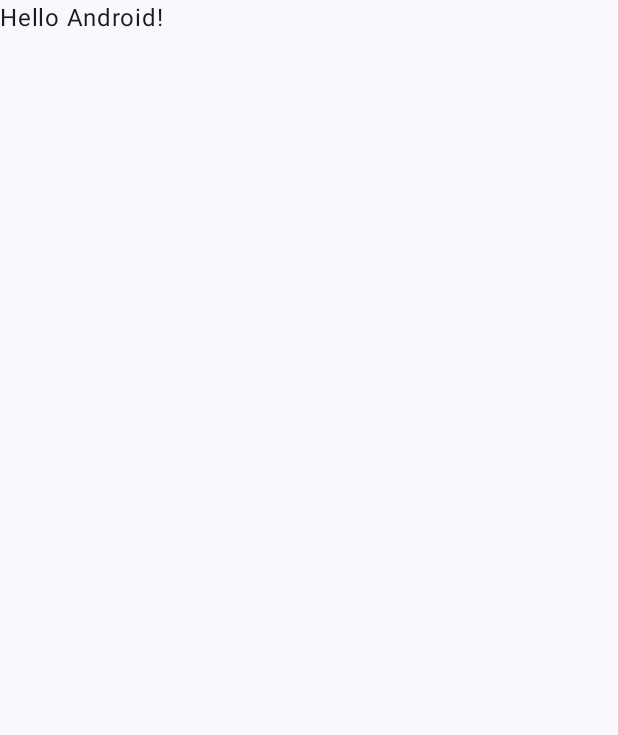
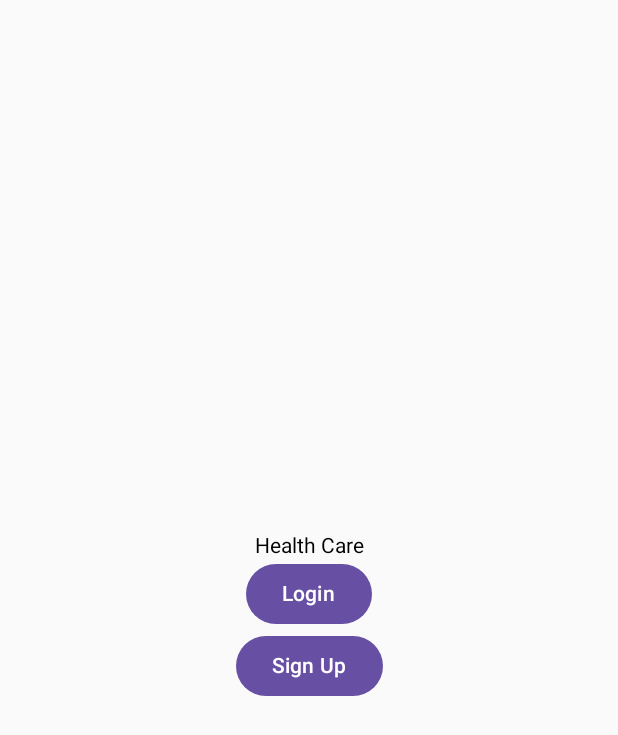
Before and after one commit to gawlowski-mateusz/Health-Monitor, an Android app built with Jetpack Compose: the screen it shows after launch (MainActivity), on a phone screen of 412 x 824 dp. Before the commit the part shown is almost empty. Shown: the top 735 px of the screen. Run offline under Robolectric (Android 15) with nearby library versions, the light colour scheme and no system bars.

Commit message:
Frontend : Basic UI and API calls implemented

```diff
--- /dev/null
+++ b/Frontend/app/src/main/java/com/mateusz/frontend/HomeScreen.kt
@@ -0,0 +1,45 @@
+package com.mateusz.frontend
+
+import android.widget.Toast
+import androidx.compose.foundation.layout.Arrangement
+import androidx.compose.foundation.layout.Column
+import androidx.compose.foundation.layout.fillMaxSize
+import androidx.compose.material3.Button
+import androidx.compose.material3.Text
+import androidx.compose.runtime.Composable
+import androidx.compose.ui.Alignment
+import androidx.compose.ui.Modifier
+import androidx.compose.ui.platform.LocalContext
+
+
+@Composable
+fun HomeScreen(onLoginPanelChoose : () -> Unit, onSignupPanelChoice : () -> Unit) {
+    val context = LocalContext.current // Access the current context
+
+    // Simple UI for home screen
+    Column(
+        modifier = Modifier.fillMaxSize(),
+        verticalArrangement = Arrangement.Center,
+        horizontalAlignment = Alignment.CenterHorizontally
+    ) {
+        Text("Health Care")
+
+        // Login Button
+        Button(onClick = {
+//            Toast.makeText(context, "Login clicked", Toast.LENGTH_SHORT).show()
+//             Simulate Sign Up logic here
+            onLoginPanelChoose()
+        }) {
+            Text("Login")
+        }
+
+        // Sign Up Button
+        Button(onClick = {
+//            Toast.makeText(context, "Sign up clicked", Toast.LENGTH_SHORT).show()
+//             Simulate Sign Up logic here
+            onSignupPanelChoice()
+        }) {
+            Text("Sign Up")
+        }
+    }
+}
--- a/Frontend/app/src/main/java/com/mateusz/frontend/MainActivity.kt
+++ b/Frontend/app/src/main/java/com/mateusz/frontend/MainActivity.kt
@@ -3,44 +3,42 @@ package com.mateusz.frontend
 import android.os.Bundle
 import androidx.activity.ComponentActivity
 import androidx.activity.compose.setContent
-import androidx.compose.foundation.layout.fillMaxSize
-import androidx.compose.material3.MaterialTheme
-import androidx.compose.material3.Surface
-import androidx.compose.material3.Text
 import androidx.compose.runtime.Composable
-import androidx.compose.ui.Modifier
-import androidx.compose.ui.tooling.preview.Preview
-import com.mateusz.frontend.ui.theme.FrontendTheme
+import androidx.navigation.compose.NavHost
+import androidx.navigation.compose.composable
+import androidx.navigation.compose.rememberNavController
 
 class MainActivity : ComponentActivity() {
     override fun onCreate(savedInstanceState: Bundle?) {
         super.onCreate(savedInstanceState)
         setContent {
-            FrontendTheme {
-                // A surface container using the 'background' color from the theme
-                Surface(
-                    modifier = Modifier.fillMaxSize(),
-                    color = MaterialTheme.colorScheme.background
-                ) {
-                    Greeting("Android")
-                }
-            }
+            MyApp()
         }
     }
 }
 
 @Composable
-fun Greeting(name: String, modifier: Modifier = Modifier) {
-    Text(
-        text = "Hello $name!",
-        modifier = modifier
-    )
-}
+fun MyApp() {
+    val navController = rememberNavController()
 
-@Preview(showBackground = true)
-@Composable
-fun GreetingPreview() {
-    FrontendTheme {
-        Greeting("Android")
+    NavHost(navController = navController, startDestination = "home") {
+        composable("signup") {
+            SignUpScreen(
+                onSignUpSuccess = { navController.navigate("home") },
+                onNavigateToHomeScreen = { navController.navigate("home") }
+            )
+        }
+        composable("login") {
+            LoginScreen(
+                onLoginSuccess = { navController.navigate("home") },
+                onNavigateToHomeScreen = { navController.navigate("home") }
+            )
+        }
+        composable("home") {
+            HomeScreen(
+                onLoginPanelChoose = { navController.navigate("login") },
+                onSignupPanelChoice = { navController.navigate("signup") }
+            )
+        }
     }
 }
--- a/Frontend/app/src/main/java/com/mateusz/frontend/TestAPI.kt
+++ b/Frontend/app/src/main/java/com/mateusz/frontend/TestAPI.kt
@@ -5,7 +5,7 @@ import java.net.URL
 
 fun main() {
     // The URL to send the GET request to
-    val url = URL("http://127.0.0.1:5000/test")
+    val url = URL("http://127.0.0.1:8000/test")
 
     // Open a connection to the URL
     val connection = url.openConnection() as HttpURLConnection
```
Also changed, not shown: Frontend/app/src/main/java/com/mateusz/frontend/LoginScreen.kt (added, +77 -0 lines), Frontend/app/src/main/java/com/mateusz/frontend/SingUpScreen.kt (added, +143 -0 lines).
